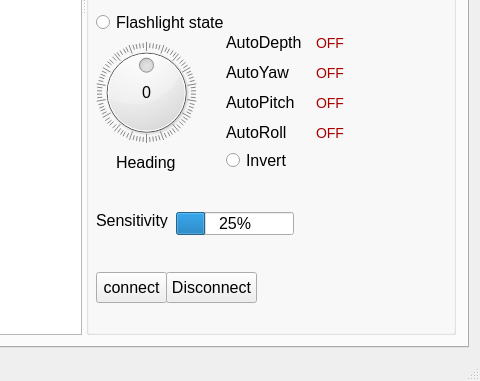
Qt form mainwindow.ui (robocenter-rov/remote-control) before a commit; both pictures show x 768 to 1248 and y 397 to 778 of the 1248 by 778 pixel window.
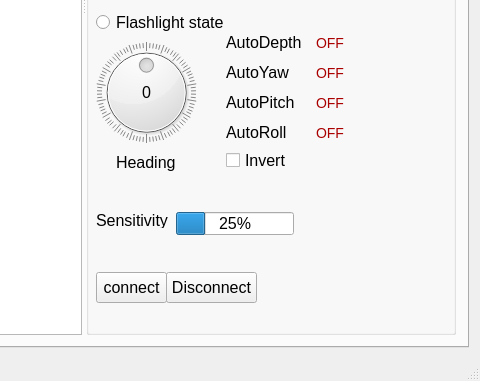
The same form after that commit. Custom widgets are drawn as their Qt base class.

Commit message: Change RB to CB to invert indication

```diff
--- a/mainwindow.ui
+++ b/mainwindow.ui
@@ -784,12 +784,12 @@
              <string>AutoRoll</string>
             </property>
            </widget>
-           <widget class="QRadioButton" name="invertButton">
+           <widget class="QCheckBox" name="invertCB">
             <property name="geometry">
              <rect>
               <x>140</x>
               <y>480</y>
-              <width>121</width>
+              <width>111</width>
               <height>17</height>
              </rect>
             </property>
```
The commit also changes 2 other files.
